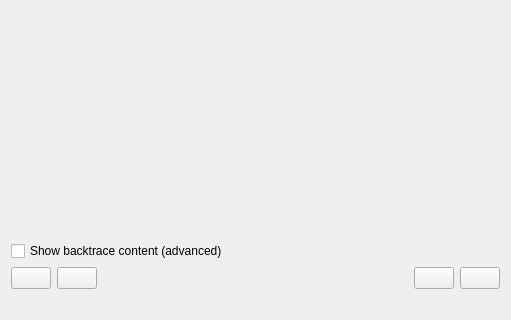
Above: drkonqi/backtracewidget.ui from fluxer/kde-workspace before the change; both pictures show x 0 to 511 and y 156 to 476 of the 511 by 476 pixel window. Below: the same form after it.
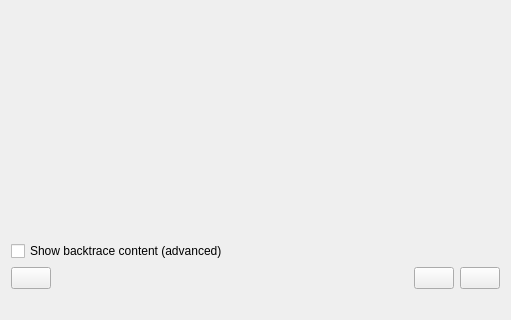
That is the form after the change. Custom widgets are drawn as their Qt base class.

Commit message: drkonqi: remove debug package installer

The edit to the form file:
```diff
--- a/drkonqi/backtracewidget.ui
+++ b/drkonqi/backtracewidget.ui
@@ -112,9 +112,6 @@
          </property>
         </widget>
        </item>
-       <item>
-        <widget class="KPushButton" name="m_installDebugButton"/>
-       </item>
        <item>
         <spacer name="horizontalSpacer_2">
          <property name="orientation">
```
The commit also changes 6 other files.
